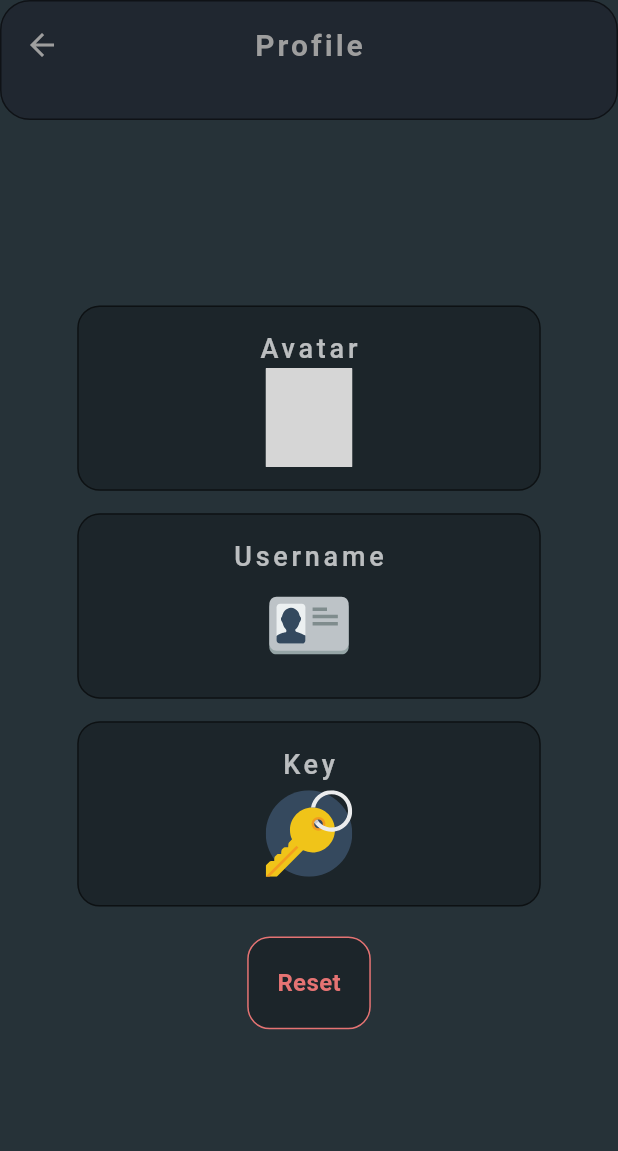
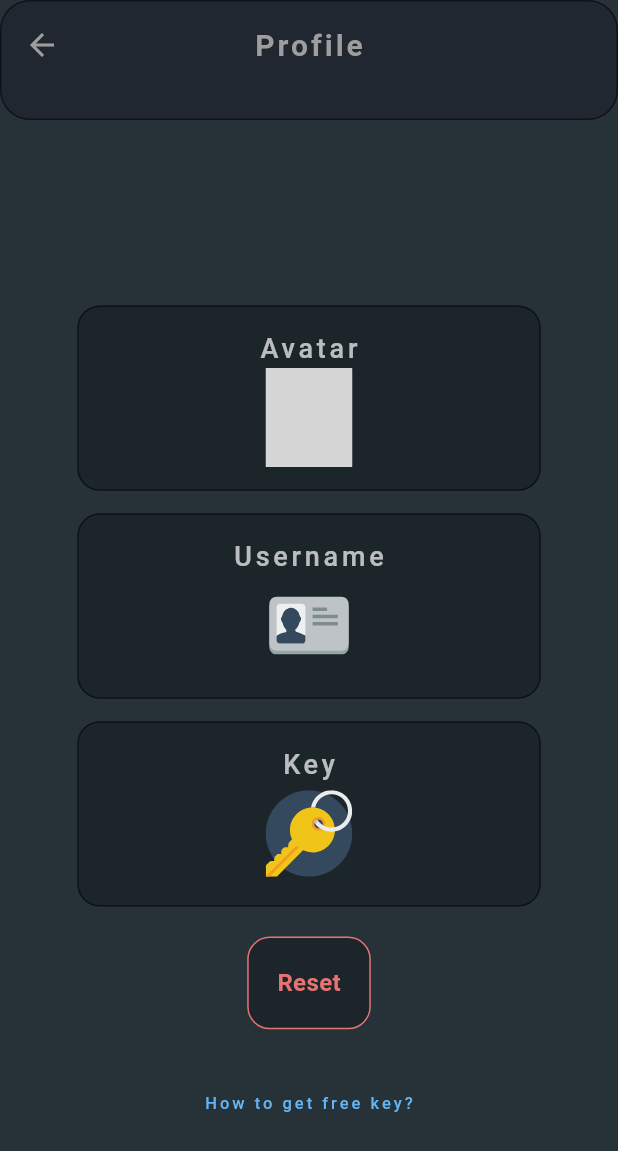
Before and after one commit to karamih/chat_app, a Flutter app: the screen it shows after launch, after a tap on "Profile", on a phone screen of 412 x 824 dp. Shown: the top 1151 px of the screen. Run offline on Flutter 3.47's test engine with Material 3 defaults, Android fonts, the phone set to English and light mode, and no system bars; drawn by our look-alikes of delayed_display; our stand-ins replace bloc, connectivity_plus, flutter_bloc, flutter_gemini, flutter_svg, image_picker and 4 more; missing offline and left inert: dart:ffi; grey boxes are pictures that could not be loaded.

Commit message:
set icon, set name, set deep links and modify some parts

```diff
--- a/lib/config/utils/constants.dart
+++ b/lib/config/utils/constants.dart
@@ -2,4 +2,7 @@ class Constants{
   static const String avatar = 'assets/images/account-avatar-profile-user-8-svgrepo-com.svg';
   static const String userName = 'User';
   static const String key = '';
+
+  static const String companyUrl = 'https://2byte.tech';
+  static const String getApiUrl = 'https://ai.google.dev/';
 }
--- a/lib/main.dart
+++ b/lib/main.dart
@@ -1,14 +1,14 @@
-import 'package:chat_app/pages/chat_page/bloc/messages/message_cubit.dart';
-import 'package:chat_app/pages/chat_page/bloc/send_mic_icon_change/sender_icon_cubit.dart';
-import 'package:chat_app/pages/chat_page/bloc/speech_recognition/speech_recognition_cubit.dart';
-import 'package:chat_app/pages/chat_page/chat_page.dart';
-import 'package:chat_app/pages/home_page/home_page.dart';
-import 'package:chat_app/pages/profile_page/bloc/api_key/gemini_api_key_cubit.dart';
-import 'package:chat_app/pages/profile_page/bloc/avatar/avatar_cubit.dart';
-import 'package:chat_app/pages/profile_page/bloc/username/user_name_cubit.dart';
-import 'package:chat_app/pages/profile_page/profile_page.dart';
-import 'package:chat_app/pages/splash/bloc/splash_cubit.dart';
-import 'package:chat_app/pages/splash/splash_screen.dart';
+import 'package:chatio/pages/chat_page/bloc/messages/message_cubit.dart';
+import 'package:chatio/pages/chat_page/bloc/send_mic_icon_change/sender_icon_cubit.dart';
+import 'package:chatio/pages/chat_page/bloc/speech_recognition/speech_recognition_cubit.dart';
+import 'package:chatio/pages/chat_page/chat_page.dart';
+import 'package:chatio/pages/home_page/home_page.dart';
+import 'package:chatio/pages/profile_page/bloc/api_key/gemini_api_key_cubit.dart';
+import 'package:chatio/pages/profile_page/bloc/avatar/avatar_cubit.dart';
+import 'package:chatio/pages/profile_page/bloc/username/user_name_cubit.dart';
+import 'package:chatio/pages/profile_page/profile_page.dart';
+import 'package:chatio/pages/splash/bloc/splash_cubit.dart';
+import 'package:chatio/pages/splash/splash_screen.dart';
 import 'package:flutter/material.dart';
 import 'package:flutter_bloc/flutter_bloc.dart';
 
@@ -57,7 +57,7 @@ class MyApp extends StatelessWidget {
   Widget build(BuildContext context) {
     return MaterialApp(
       debugShowCheckedModeBanner: false,
-      title: 'Chattito',
+      title: 'Chatio',
       initialRoute: '/',
       routes: {
         SplashScreen.routeName: (context) => const SplashScreen(),
@@ -71,7 +71,7 @@ class MyApp extends StatelessWidget {
               storage: storage,
             )
       },
-      home: HomePage(storage: storage),
+      home: const SplashScreen(),
     );
   }
 }
--- a/lib/pages/chat_page/bloc/messages/message_cubit.dart
+++ b/lib/pages/chat_page/bloc/messages/message_cubit.dart
@@ -1,10 +1,10 @@
 import 'dart:io';
 
 import 'package:bloc/bloc.dart';
-import 'package:chat_app/pages/chat_page/bloc/messages/message_status.dart';
+import 'package:chatio/pages/chat_page/model/message.dart';
 import 'package:flutter_gemini/flutter_gemini.dart';
 
-import '../../model/message.dart';
+import 'message_status.dart';
 
 part 'message_state.dart';
 
--- a/lib/pages/chat_page/model/message.dart
+++ b/lib/pages/chat_page/model/message.dart
@@ -1,5 +1,4 @@
-import 'package:flutter/material.dart';
-import 'package:chat_app/pages/chat_page/bloc/messages/message_status.dart';
+import 'package:chatio/pages/chat_page/bloc/messages/message_status.dart';
 
 enum Sender {
   user,
--- a/lib/pages/chat_page/widgets/message_card.dart
+++ b/lib/pages/chat_page/widgets/message_card.dart
@@ -1,7 +1,7 @@
 import 'dart:io';
 
-import 'package:chat_app/pages/profile_page/bloc/avatar/avatar_cubit.dart';
-import 'package:chat_app/pages/profile_page/bloc/username/user_name_cubit.dart';
+import 'package:chatio/pages/profile_page/bloc/avatar/avatar_cubit.dart';
+import 'package:chatio/pages/profile_page/bloc/username/user_name_cubit.dart';
 import 'package:flutter/material.dart';
 import 'package:flutter_bloc/flutter_bloc.dart';
 import 'package:flutter_svg/flutter_svg.dart';
--- a/lib/pages/chat_page/widgets/upload_image.dart
+++ b/lib/pages/chat_page/widgets/upload_image.dart
@@ -1,8 +1,8 @@
 import 'dart:io';
 
-import 'package:chat_app/pages/chat_page/bloc/messages/message_cubit.dart';
-import 'package:chat_app/pages/chat_page/bloc/messages/message_status.dart';
-import 'package:chat_app/pages/chat_page/model/message.dart';
+import 'package:chatio/pages/chat_page/bloc/messages/message_cubit.dart';
+import 'package:chatio/pages/chat_page/bloc/messages/message_status.dart';
+import 'package:chatio/pages/chat_page/model/message.dart';
 import 'package:flutter/material.dart';
 import 'package:flutter_bloc/flutter_bloc.dart';
 
--- a/lib/pages/home_page/home_page.dart
+++ b/lib/pages/home_page/home_page.dart
@@ -1,9 +1,12 @@
-import 'package:chat_app/config/storage/shared_prefrences.dart';
-import 'package:chat_app/pages/chat_page/chat_page.dart';
-import 'package:chat_app/pages/home_page/widgets/main_card.dart';
-import 'package:chat_app/pages/profile_page/profile_page.dart';
+import 'package:chatio/config/storage/shared_prefrences.dart';
+import 'package:chatio/pages/chat_page/chat_page.dart';
+import 'package:chatio/pages/home_page/widgets/main_card.dart';
+import 'package:chatio/pages/profile_page/profile_page.dart';
 import 'package:delayed_display/delayed_display.dart';
 import 'package:flutter/material.dart';
+import 'package:url_launcher/url_launcher.dart';
+
+import '../../config/utils/constants.dart';
 
 class HomePage extends StatelessWidget {
   static String routeName = '/home_page';
@@ -18,7 +21,7 @@ class HomePage extends StatelessWidget {
     return Scaffold(
         appBar: AppBar(
           title: const Text(
-            "Chattito",
+            "Chatio",
             style: TextStyle(
                 color: Colors.grey,
                 fontWeight: FontWeight.bold,
@@ -110,19 +113,30 @@ class HomePage extends StatelessWidget {
                     borderRadius: BorderRadius.only(
                         topLeft: Radius.circular(20),
                         topRight: Radius.circular(20))),
-                child: const Center(
-                  child: Text(
-                    'https://2byte.tech',
+                child: Center(
+                    child: TextButton(
+                  onPressed: () {
+                    _launchUrl();
+                  },
+                  child: const Text(
+                    '2Byte',
                     style: TextStyle(
                         color: Colors.grey,
                         fontWeight: FontWeight.bold,
-                        fontSize: 12,
-                        letterSpacing: 2),
+                        fontSize: 16,
+                        letterSpacing: 6),
                   ),
-                ),
+                )),
               )
             ],
           ),
         ));
   }
+
+  Future<void> _launchUrl() async {
+    final Uri url = Uri.parse(Constants.companyUrl);
+    if (!await launchUrl(url)) {
+      throw Exception('Could not launch $url');
+    }
+  }
 }
--- a/lib/pages/profile_page/profile_page.dart
+++ b/lib/pages/profile_page/profile_page.dart
@@ -1,11 +1,13 @@
-import 'package:chat_app/config/storage/shared_prefrences.dart';
-import 'package:chat_app/pages/profile_page/utils/avatars.dart';
-import 'package:chat_app/pages/profile_page/widgets/custom_bottom_sheet.dart';
-import 'package:chat_app/pages/profile_page/widgets/custom_dialog.dart';
-import 'package:chat_app/pages/profile_page/widgets/main_profile_card.dart';
-import 'package:chat_app/pages/profile_page/widgets/restart.dart';
+import 'package:chatio/config/storage/shared_prefrences.dart';
+import 'package:chatio/config/utils/constants.dart';
+import 'package:chatio/pages/profile_page/utils/avatars.dart';
+import 'package:chatio/pages/profile_page/widgets/custom_bottom_sheet.dart';
+import 'package:chatio/pages/profile_page/widgets/custom_dialog.dart';
+import 'package:chatio/pages/profile_page/widgets/main_profile_card.dart';
+import 'package:chatio/pages/profile_page/widgets/restart.dart';
 import 'package:delayed_display/delayed_display.dart';
 import 'package:flutter/material.dart';
+import 'package:url_launcher/url_launcher.dart';
 
 class ProfilePage extends StatelessWidget {
   static const routeName = '/profile_page';
@@ -99,9 +101,30 @@ class ProfilePage extends StatelessWidget {
                         CustomDialog.showResetDataDialog(context, storage),
                   ),
                 ),
+                const SizedBox(height: 25,),
+                TextButton(
+                  onPressed: () {
+                    _launchUrl();
+                  },
+                  child: Text(
+                    'How to get free key?',
+                    style: TextStyle(
+                        color: Colors.blue[300],
+                        fontWeight: FontWeight.w500,
+                        fontSize: 11,
+                        letterSpacing: 2),
+                  ),
+                )
               ],
             )),
       ),
     );
   }
+
+  Future<void> _launchUrl() async {
+    final Uri url = Uri.parse(Constants.getApiUrl);
+    if (!await launchUrl(url)) {
+      throw Exception('Could not launch $url');
+    }
+  }
 }
--- a/lib/pages/profile_page/widgets/custom_dialog.dart
+++ b/lib/pages/profile_page/widgets/custom_dialog.dart
@@ -1,6 +1,6 @@
-import 'package:chat_app/config/utils/constants.dart';
-import 'package:chat_app/config/storage/shared_prefrences.dart';
-import 'package:chat_app/pages/profile_page/bloc/avatar/avatar_cubit.dart';
+import 'package:chatio/config/utils/constants.dart';
+import 'package:chatio/config/storage/shared_prefrences.dart';
+import 'package:chatio/pages/profile_page/bloc/avatar/avatar_cubit.dart';
 import 'package:flutter/material.dart';
 import 'package:flutter_bloc/flutter_bloc.dart';
 import 'package:flutter_svg/flutter_svg.dart';
--- a/lib/pages/profile_page/widgets/main_profile_card.dart
+++ b/lib/pages/profile_page/widgets/main_profile_card.dart
@@ -1,4 +1,4 @@
-import 'package:chat_app/pages/profile_page/bloc/avatar/avatar_cubit.dart';
+import 'package:chatio/pages/profile_page/bloc/avatar/avatar_cubit.dart';
 import 'package:flutter/material.dart';
 import 'package:flutter_bloc/flutter_bloc.dart';
 import 'package:flutter_svg/flutter_svg.dart';
--- a/lib/pages/splash/bloc/splash_cubit.dart
+++ b/lib/pages/splash/bloc/splash_cubit.dart
@@ -1,6 +1,6 @@
 
 import 'package:bloc/bloc.dart';
-import 'package:chat_app/pages/splash/repository/connection_repository.dart';
+import 'package:chatio/pages/splash/repository/connection_repository.dart';
 import 'package:meta/meta.dart';
 
 part 'splash_state.dart';
--- a/lib/pages/splash/splash_screen.dart
+++ b/lib/pages/splash/splash_screen.dart
@@ -1,5 +1,5 @@
-import 'package:chat_app/pages/home_page/home_page.dart';
-import 'package:chat_app/pages/splash/bloc/splash_cubit.dart';
+import 'package:chatio/pages/home_page/home_page.dart';
+import 'package:chatio/pages/splash/bloc/splash_cubit.dart';
 import 'package:delayed_display/delayed_display.dart';
 import 'package:flutter/material.dart';
 import 'package:flutter_bloc/flutter_bloc.dart';
@@ -68,7 +68,7 @@ class _SplashScreenState extends State<SplashScreen> {
                     delay: Duration(milliseconds: 1200),
                     slidingBeginOffset: Offset(0, 1),
                     child: Text(
-                      "Chattito",
+                      "Chatio",
                       style: TextStyle(
                           color: Colors.grey,
                           fontWeight: FontWeight.bold,
--- a/pubspec.yaml
+++ b/pubspec.yaml
@@ -1,4 +1,4 @@
-name: chat_app
+name: chatio
 description: "A new Flutter project."
 # The following line prevents the package from being accidentally published to
 # pub.dev using `flutter pub publish`. This is preferred for private packages.
@@ -46,6 +46,7 @@ dependencies:
   image_picker: ^1.0.7
   path_provider: ^2.1.2
   speech_to_text: ^6.6.1
+  url_launcher: ^6.2.5
 
 
 dev_dependencies:
```
Also changed, not shown: lib/pages/chat_page/chat_page.dart (+6 -6 lines), lib/pages/chat_page/widgets/main_sender.dart (+7 -7 lines), pubspec.lock, 6 other files.
